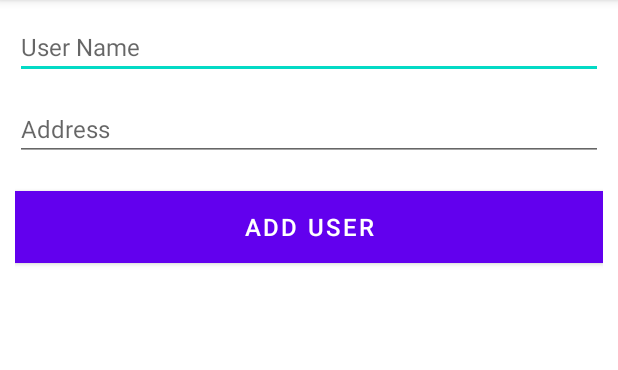
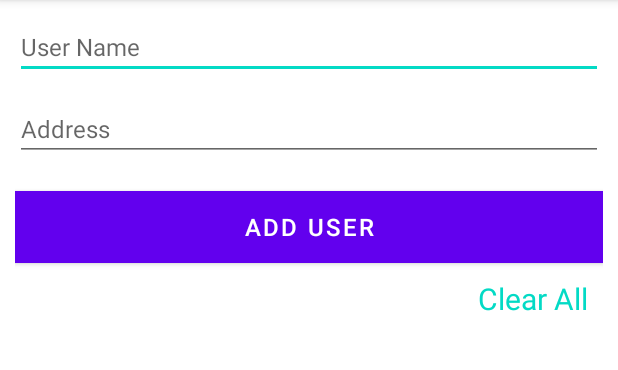
Before and after one commit to phunlh2001/PE-PRM391-Example-1, an Android app: the screen it shows after launch (MainActivity), on a phone screen of 412 x 824 dp, the part 84-454 px from its top. Run offline under Robolectric (Android 15) with nearby library versions, the phone set to English and light mode, and no system bars; our stand-ins replace Room's generated code.

Commit message:
feat: add clearAll button with TextView

```diff
--- a/app/src/main/res/layout/activity_main.xml
+++ b/app/src/main/res/layout/activity_main.xml
@@ -33,6 +33,16 @@
         android:layout_marginTop="20dp"
         android:text="@string/button_add"/>
 
+    <TextView
+        android:id="@+id/tv_clear"
+        android:layout_width="wrap_content"
+        android:layout_height="wrap_content"
+        android:layout_gravity="end"
+        android:textSize="20sp"
+        android:textColor="@color/teal_200"
+        android:layout_margin="10dp"
+        android:text="@string/clear_all"/>
+
     <androidx.recyclerview.widget.RecyclerView
         android:id="@+id/rcv_user"
         android:layout_width="match_parent"
```
